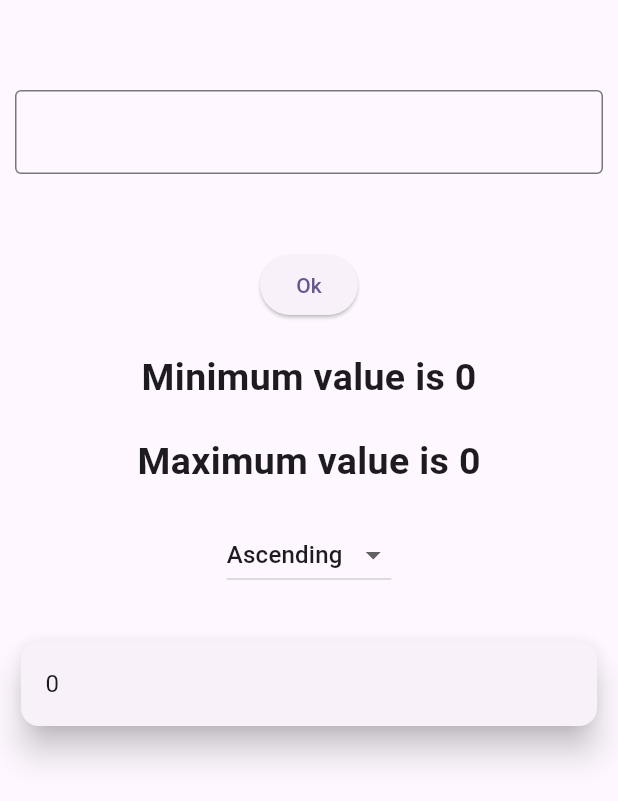
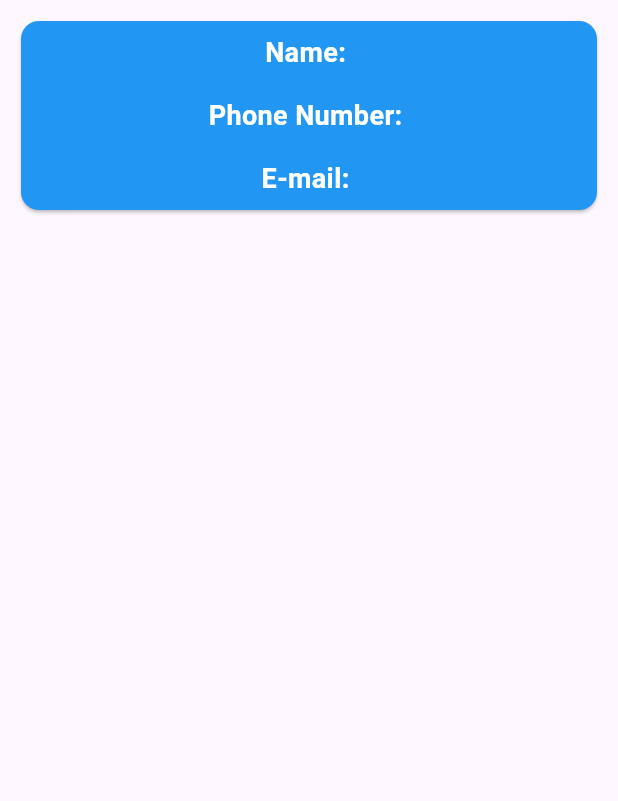
Before and after one commit to sarans07/task, a Flutter app: the screen it shows after launch, after a tap on "Ok", on a phone screen of 412 x 824 dp. Shown: the top 801 px of the screen. Run offline on Flutter 3.47's test engine with Material 2 defaults, Android fonts, the phone set to English and light mode, and no system bars.

Commit message:
first commit

```diff
--- a/lib/main.dart
+++ b/lib/main.dart
@@ -2,6 +2,7 @@ import 'package:flutter/material.dart';
 import 'package:saran_task/saran.dart';
 import 'package:saran_task/task%201.dart';
 import 'package:saran_task/task1.dart';
+import 'package:saran_task/task_2.dart';
 
 void main() {
   runApp(const MyApp());
@@ -20,7 +21,7 @@ class MyApp extends StatelessWidget {
         colorScheme: ColorScheme.fromSeed(seedColor: Colors.deepPurple),
         useMaterial3: true,
       ),
-      home: task()
+      home: task2()
     );
   }
 }
--- a/lib/task 1.dart
+++ b/lib/task 1.dart
@@ -17,7 +17,10 @@ class _taskState extends State<task> {
   SortOrder _sortOrder = SortOrder.Ascending;
 
 
-  void _addItem(){
+
+
+  void _addItem() {
+    if (_n.text.isNotEmpty){
     int enteredValue = int.tryParse(_n.text) ?? 0;
     setState(() {
       if (enteredValue < 5) {
@@ -28,6 +31,8 @@ class _taskState extends State<task> {
       _n.clear();
     });
   }
+  }
+
 
   void _sortList() {
     if (_sortOrder == SortOrder.Ascending) {
--- /dev/null
+++ b/lib/task_2.dart
@@ -0,0 +1,97 @@
+import 'package:flutter/material.dart';
+import 'package:saran_task/task_2_1.dart';
+class task2 extends StatefulWidget {
+  const task2({Key? key}) : super(key: key);
+
+  @override
+  State<task2> createState() => _task2State();
+}
+
+class _task2State extends State<task2> {
+  TextEditingController _n = TextEditingController();
+  TextEditingController _p = TextEditingController();
+  TextEditingController _e = TextEditingController();
+
+
+
+  void _navigateToDetail() {
+    String text1 = _n.text;
+    String text2 = _p.text;
+    String text3 = _e.text;
+
+    _n.clear();
+    _p.clear();
+    _e.clear();
+
+
+    Navigator.push(
+      context,
+      MaterialPageRoute(
+        builder: (context) => task2_1(text1: text1, text2: text2, text3: text3),
+      ),
+    );
+  }
+
+  @override
+  Widget build(BuildContext context) {
+    return Scaffold(
+      body: SafeArea(
+        child: Container(
+          padding: EdgeInsets.all(10),
+          child: Column(
+            children: [
+              SizedBox(height: 30),
+              TextFormField(
+                controller: _n,
+                decoration: InputDecoration(
+                  labelText: 'Enter Your Name',
+                    border: OutlineInputBorder()
+                ),
+              ),
+              SizedBox(height: 30),
+              TextFormField(
+                controller: _p,
+                decoration: InputDecoration(
+                  labelText: 'Enter Mobile Number',
+                    border: OutlineInputBorder()
+                ),
+              ),
+              SizedBox(height: 30),
+              TextFormField(
+                controller: _e,
+                decoration: InputDecoration(
+                  labelText: 'Enter E-mail',
+                    border: OutlineInputBorder()
+                ),
+              ),
+              SizedBox(height: 30),
+              ElevatedButton(onPressed: (){
+                _navigateToDetail();
+              },
+                  child: Text("Ok")
+              ),
+              // SizedBox(height: 30),
+              // Expanded(
+              //   child: ListView.builder(
+              //       itemCount: _addItem.length,
+              //       itemBuilder: (BuildContext context, int index){
+              //         return GestureDetector(
+              //           onTap: (){
+              //           },
+              //           child: Card(
+              //             elevation: 9,
+              //             child: ListTile(
+              //               title: Text(_writtentext[index].toString()),
+              //             ),
+              //           ),
+              //         );
+              //       }
+              //   ),
+              // ),
+            ],
+          ),
+        ),
+      ),
+    );
+  }
+}
--- /dev/null
+++ b/lib/task_2_1.dart
@@ -0,0 +1,71 @@
+import 'package:flutter/material.dart';
+
+class task2_1 extends StatefulWidget {
+
+  final String text1;
+  final String text2;
+  final String text3;
+
+  task2_1({
+    Key? key,
+    required this.text1,
+    required this.text2,
+    required this.text3,
+  }) : super(key: key);
+
+
+  @override
+  State<task2_1> createState() => _task2_1State();
+}
+
+class _task2_1State extends State<task2_1> {
+
+
+  late String text1;
+  late String text2;
+  late String text3;
+
+  @override
+  void initState() {
+    super.initState();
+    text1 = widget.text1;
+    text2 = widget.text2;
+    text3 = widget.text3;
+  }
+
+  @override
+  Widget build(BuildContext context) {
+
+    return Scaffold (
+      body: SafeArea(
+        child: Container(
+          padding: EdgeInsets.all(10),
+          child: Column(
+            crossAxisAlignment: CrossAxisAlignment.stretch,
+            children: [
+              Card(color: Colors.blue,
+                  child: Column(
+                mainAxisAlignment: MainAxisAlignment.spaceEvenly,
+                children: [
+                  Padding(
+                    padding: const EdgeInsets.all(8.0),
+                    child: Text('Name: $text1', style: TextStyle(fontSize: 18,color: Colors.white,fontWeight: FontWeight.bold)),
+                  ),
+                  Padding(
+                    padding: const EdgeInsets.all(8.0),
+                    child: Text('Phone Number: $text2', style: TextStyle(fontSize: 18,color: Colors.white,fontWeight: FontWeight.bold)),
+                  ),
+                  Padding(
+                    padding: const EdgeInsets.all(8.0),
+                    child: Text('E-mail: $text3', style: TextStyle(fontSize: 18,color: Colors.white,fontWeight: FontWeight.bold)),
+                  ),
+                ],
+              )),
+
+            ],
+          ),
+        ),
+      ),
+    );
+  }
+}
```
